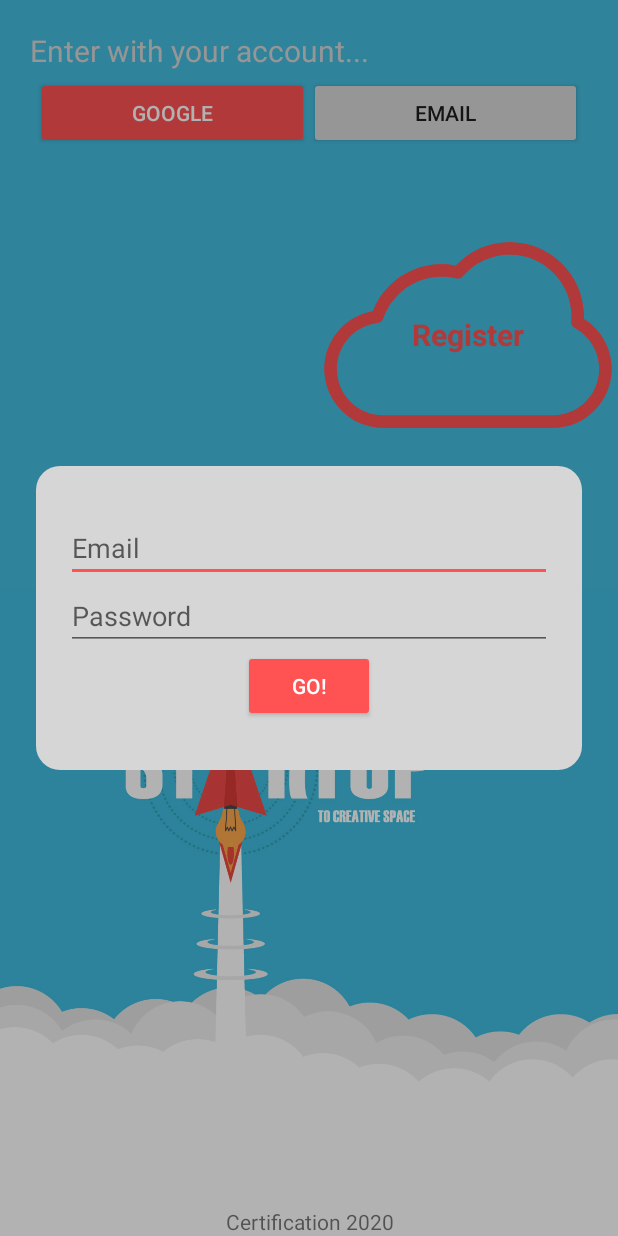
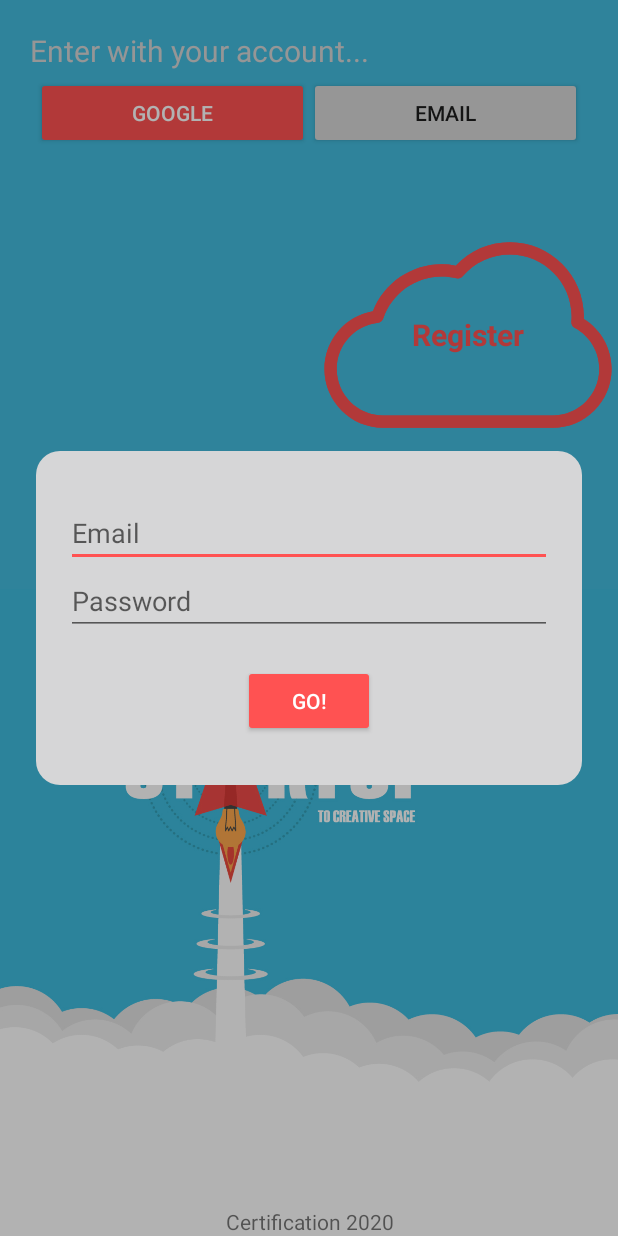
Before and after one commit to andres-vasquez-coderoad-com/android-cert-upb-2020, an Android app: the screen it shows after launch (LoginActivity), on a phone screen of 412 x 824 dp. Run offline under Robolectric (Android 15) with nearby library versions, the phone set to English and light mode, and no system bars.

Commit message:
UI> Login screen.

```diff
--- a/app/src/main/res/layout/activity_login.xml
+++ b/app/src/main/res/layout/activity_login.xml
@@ -111,6 +111,7 @@
                 android:layout_width="wrap_content"
                 android:layout_height="wrap_content"
                 android:layout_gravity="center"
+                android:layout_marginTop="@dimen/space_lg"
                 android:text="@string/go" />
 
         </LinearLayout>
```
